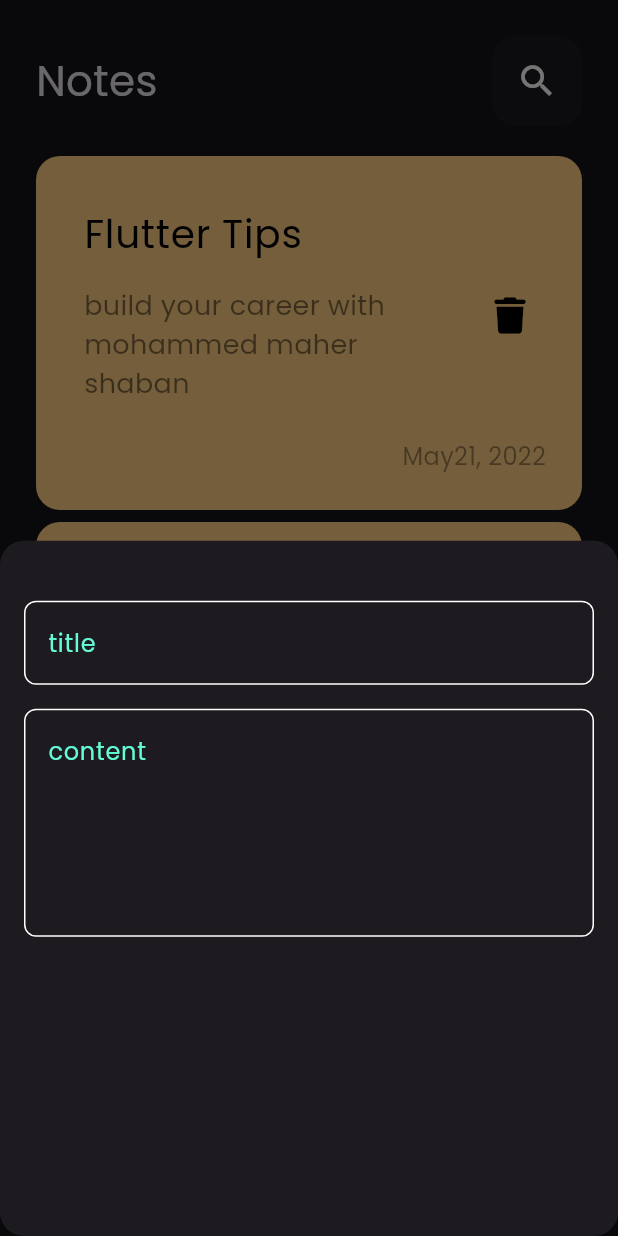
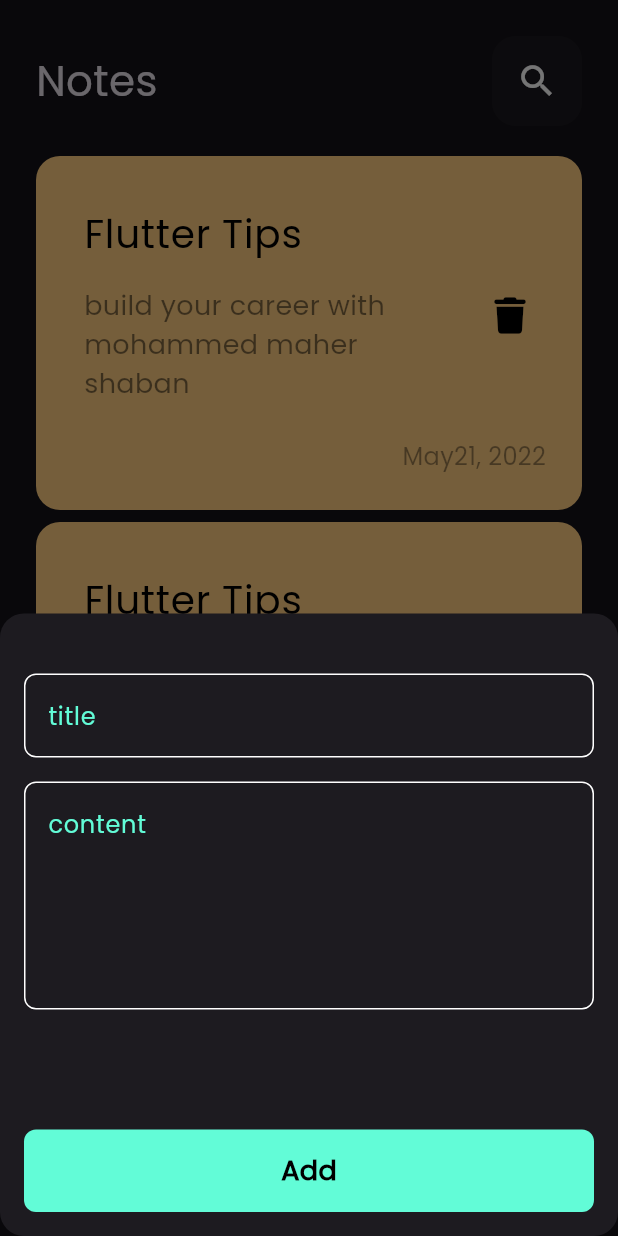
Before and after one commit to mohammedmaher3333333/notes_app, a Flutter app: the screen it shows after launch, after a tap on the "add" icon, on a phone screen of 412 x 824 dp. Run offline on Flutter 3.47's test engine with Material 3 defaults, Android fonts, the phone set to English and light mode, and no system bars; our stand-ins replace font_awesome_flutter.

Commit message:
finish add note bottom sheet

```diff
--- a/lib/views/widgets/add_note_bottom_sheet.dart
+++ b/lib/views/widgets/add_note_bottom_sheet.dart
@@ -1,4 +1,5 @@
 import 'package:flutter/material.dart';
+import 'package:notes_app/views/widgets/custom_botton.dart';
 import 'package:notes_app/views/widgets/custom_text_field.dart';
 
 class AddNoteBottomSheet extends StatelessWidget {
@@ -8,13 +9,31 @@ class AddNoteBottomSheet extends StatelessWidget {
   Widget build(BuildContext context) {
     return const Padding(
       padding: EdgeInsets.symmetric(horizontal: 16.0),
-      child: Column(
-        children: [
-          SizedBox(height: 40,),
-          CustomTextField(hint: 'title',),
-          SizedBox(height: 16,),
-          CustomTextField(hint: 'content',maxLines: 5,),
-        ],
+      child: SingleChildScrollView(
+        child: Column(
+          children: [
+            SizedBox(
+              height: 40,
+            ),
+            CustomTextField(
+              hint: 'title',
+            ),
+            SizedBox(
+              height: 16,
+            ),
+            CustomTextField(
+              hint: 'content',
+              maxLines: 5,
+            ),
+            SizedBox(
+              height: 80,
+            ),
+            CustomButton(),
+            SizedBox(
+              height: 16,
+            ),
+          ],
+        ),
       ),
     );
   }
--- /dev/null
+++ b/lib/views/widgets/custom_botton.dart
@@ -0,0 +1,27 @@
+import 'package:flutter/material.dart';
+
+import '../../constant.dart';
+
+class CustomButton extends StatelessWidget {
+  const CustomButton({super.key});
+
+  @override
+  Widget build(BuildContext context) {
+    return Container(
+      width: MediaQuery.of(context).size.width,
+      height: 55,
+      decoration: BoxDecoration(
+          color: kPrimaryColor, borderRadius: BorderRadius.circular(8)),
+      child: const Center(
+        child: Text(
+          'Add',
+          style: TextStyle(
+            color: Colors.black,
+            fontSize: 18,
+            fontWeight: FontWeight.bold,
+          ),
+        ),
+      ),
+    );
+  }
+}
```
